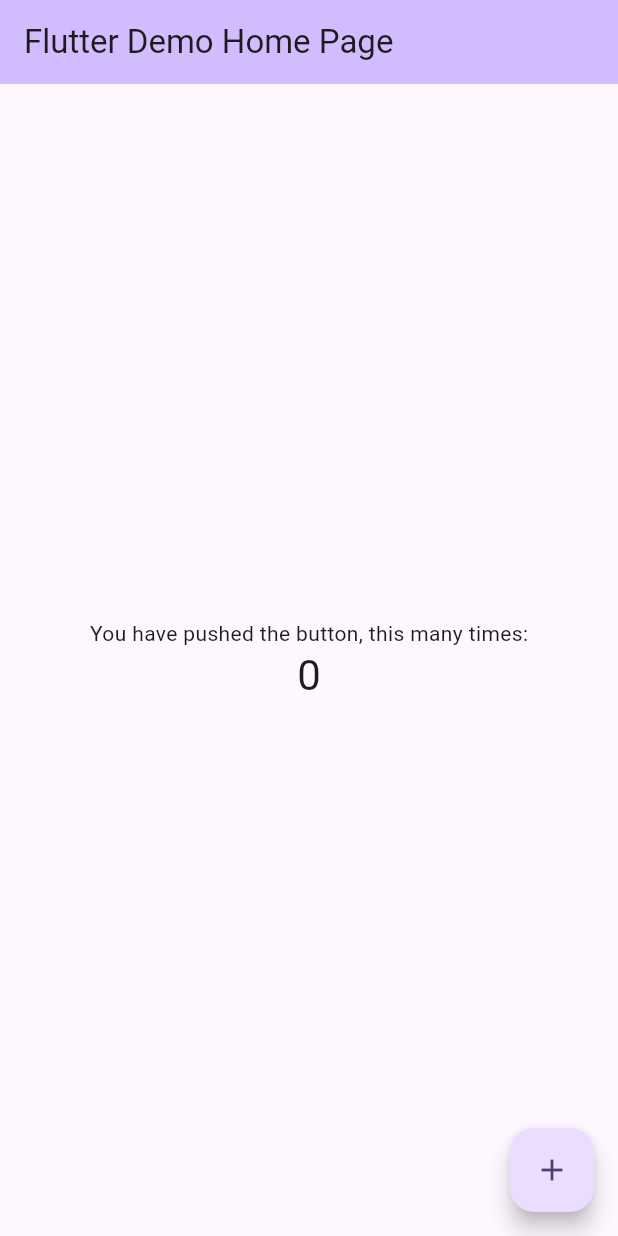
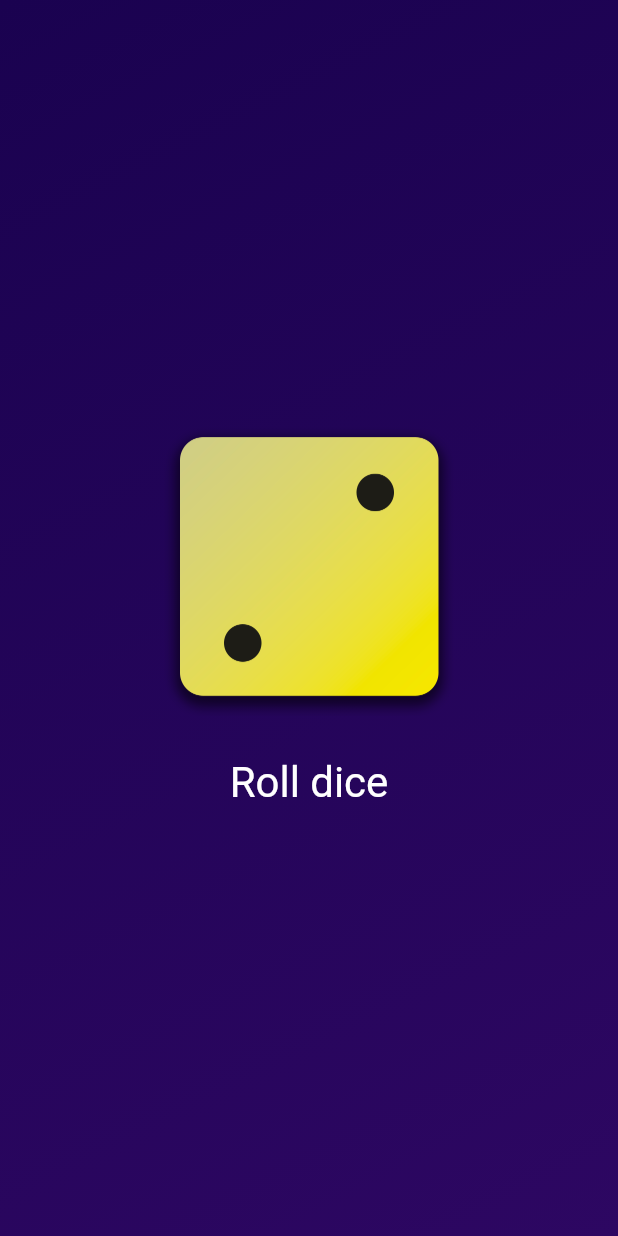
Before and after one commit to dgarciasquare1/flutter-examples, a Flutter app: the screen it shows after launch, on a phone screen of 412 x 824 dp. Run offline on Flutter 3.47's test engine with Material 3 defaults, Android fonts, the phone set to English and light mode, and no system bars.

Commit message:
flutter and dart solid fundation

```diff
--- /dev/null
+++ b/first_app/lib/dice_roller.dart
@@ -0,0 +1,53 @@
+import 'dart:math';
+
+import 'package:flutter/material.dart';
+
+final randomizer = Random();
+
+class DiceRoller extends StatefulWidget {
+  const DiceRoller({super.key});
+
+  @override
+  State<DiceRoller> createState() {
+    return _DiceRollerState();
+  }
+}
+
+class _DiceRollerState extends State<DiceRoller> {
+  var currenDiceRoll = 2;
+
+  void rollDice() {
+    setState(() {
+      currenDiceRoll = randomizer.nextInt(6) + 1;
+    });
+  }
+
+  @override
+  Widget build(BuildContext context) {
+    return Column(
+      mainAxisSize: MainAxisSize.min,
+      children: [
+        Image.asset(
+          'assets/images/dice-$currenDiceRoll.png',
+          width: 200,
+        ),
+        const SizedBox(
+          height: 20,
+        ),
+        TextButton(
+          onPressed: rollDice,
+          style: TextButton.styleFrom(
+            // padding: const EdgeInsets.only(
+            //   top: 20,
+            // ),
+            foregroundColor: Colors.white,
+            textStyle: const TextStyle(
+              fontSize: 28,
+            ),
+          ),
+          child: const Text('Roll dice'),
+        )
+      ],
+    );
+  }
+}
--- /dev/null
+++ b/first_app/lib/gradient_container.dart
@@ -0,0 +1,28 @@
+import 'package:flutter/material.dart';
+
+import 'package:first_app/dice_roller.dart';
+
+const startAlignment = Alignment.topLeft;
+const endAlignment = Alignment.bottomRight;
+
+class GradientContainer extends StatelessWidget {
+  const GradientContainer({super.key, required this.colors});
+
+  final List<Color> colors;
+
+  @override
+  Widget build(BuildContext context) {
+    return Container(
+      decoration: BoxDecoration(
+        gradient: LinearGradient(
+          colors: colors,
+          begin: startAlignment,
+          end: endAlignment,
+        ),
+      ),
+      child: const Center(
+        child: DiceRoller(),
+      ),
+    );
+  }
+}
--- a/first_app/lib/main.dart
+++ b/first_app/lib/main.dart
@@ -1,125 +1,18 @@
 import 'package:flutter/material.dart';
 
+import 'package:first_app/gradient_container.dart';
+
 void main() {
-  runApp(const MyApp());
-}
-
-class MyApp extends StatelessWidget {
-  const MyApp({super.key});
-
-  // This widget is the root of your application.
-  @override
-  Widget build(BuildContext context) {
-    return MaterialApp(
-      title: 'Flutter Demo',
-      theme: ThemeData(
-        // This is the theme of your application.
-        //
-        // TRY THIS: Try running your application with "flutter run". You'll see
-        // the application has a purple toolbar. Then, without quitting the app,
-        // try changing the seedColor in the colorScheme below to Colors.green
-        // and then invoke "hot reload" (save your changes or press the "hot
-        // reload" button in a Flutter-supported IDE, or press "r" if you used
-        // the command line to start the app).
-        //
-        // Notice that the counter didn't reset back to zero; the application
-        // state is not lost during the reload. To reset the state, use hot
-        // restart instead.
-        //
-        // This works for code too, not just values: Most code changes can be
-        // tested with just a hot reload.
-        colorScheme: ColorScheme.fromSeed(seedColor: Colors.deepPurple),
-        useMaterial3: true,
-      ),
-      home: const MyHomePage(title: 'Flutter Demo Home Page'),
-    );
-  }
-}
-
-class MyHomePage extends StatefulWidget {
-  const MyHomePage({super.key, required this.title});
-
-  // This widget is the home page of your application. It is stateful, meaning
-  // that it has a State object (defined below) that contains fields that affect
-  // how it looks.
-
-  // This class is the configuration for the state. It holds the values (in this
-  // case the title) provided by the parent (in this case the App widget) and
-  // used by the build method of the State. Fields in a Widget subclass are
-  // always marked "final".
-
-  final String title;
-
-  @override
-  State<MyHomePage> createState() => _MyHomePageState();
-}
-
-class _MyHomePageState extends State<MyHomePage> {
-  int _counter = 0;
-
-  void _incrementCounter() {
-    setState(() {
-      // This call to setState tells the Flutter framework that something has
-      // changed in this State, which causes it to rerun the build method below
-      // so that the display can reflect the updated values. If we changed
-      // _counter without calling setState(), then the build method would not be
-      // called again, and so nothing would appear to happen.
-      _counter++;
-    });
-  }
-
-  @override
-  Widget build(BuildContext context) {
-    // This method is rerun every time setState is called, for instance as done
-    // by the _incrementCounter method above.
-    //
-    // The Flutter framework has been optimized to make rerunning build methods
-    // fast, so that you can just rebuild anything that needs updating rather
-    // than having to individually change instances of widgets.
-    return Scaffold(
-      appBar: AppBar(
-        // TRY THIS: Try changing the color here to a specific color (to
-        // Colors.amber, perhaps?) and trigger a hot reload to see the AppBar
-        // change color while the other colors stay the same.
-        backgroundColor: Theme.of(context).colorScheme.inversePrimary,
-        // Here we take the value from the MyHomePage object that was created by
-        // the App.build method, and use it to set our appbar title.
-        title: Text(widget.title),
-      ),
-      body: Center(
-        // Center is a layout widget. It takes a single child and positions it
-        // in the middle of the parent.
-        child: Column(
-          // Column is also a layout widget. It takes a list of children and
-          // arranges them vertically. By default, it sizes itself to fit its
-          // children horizontally, and tries to be as tall as its parent.
-          //
-          // Column has various properties to control how it sizes itself and
-          // how it positions its children. Here we use mainAxisAlignment to
-          // center the children vertically; the main axis here is the vertical
-          // axis because Columns are vertical (the cross axis would be
-          // horizontal).
-          //
-          // TRY THIS: Invoke "debug painting" (choose the "Toggle Debug Paint"
-          // action in the IDE, or press "p" in the console), to see the
-          // wireframe for each widget.
-          mainAxisAlignment: MainAxisAlignment.center,
-          children: <Widget>[
-            const Text(
-              'You have pushed the button, this many times:',
-            ),
-            Text(
-              '$_counter',
-              style: Theme.of(context).textTheme.headlineMedium,
-            ),
+  runApp(
+    const MaterialApp(
+      home: Scaffold(
+        body: GradientContainer(
+          colors: [
+            Color.fromARGB(255, 26, 2, 80),
+            Color.fromARGB(255, 45, 7, 98),
           ],
         ),
       ),
-      floatingActionButton: FloatingActionButton(
-        onPressed: _incrementCounter,
-        tooltip: 'Increment',
-        child: const Icon(Icons.add),
-      ), // This trailing comma makes auto-formatting nicer for build methods.
-    );
-  }
+    ),
+  );
 }
--- /dev/null
+++ b/first_app/lib/styled_text.dart
@@ -0,0 +1,18 @@
+import 'package:flutter/material.dart';
+
+class StyledText extends StatelessWidget {
+  const StyledText(this.text, {super.key});
+
+  final String text;
+
+  @override
+  Widget build(BuildContext context) {
+    return Text(
+      text,
+      style: const TextStyle(
+        color: Colors.white,
+        fontSize: 28,
+      ),
+    );
+  }
+}
```
Also changed, not shown: first_app/pubspec.yaml (+9 -7 lines), first_app/assets/images/dice-1.png (added), first_app/assets/images/dice-2.png (added), first_app/assets/images/dice-3.png (added), first_app/assets/images/dice-4.png (added), first_app/assets/images/dice-5.png (added), first_app/assets/images/dice-6.png (added).
